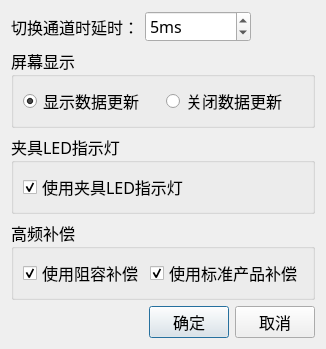
First picture: the form in MulitChannalBox/clsMultiChannelSettings.ui, repository caicaiking/WKEFactoryView2014, before the edit.
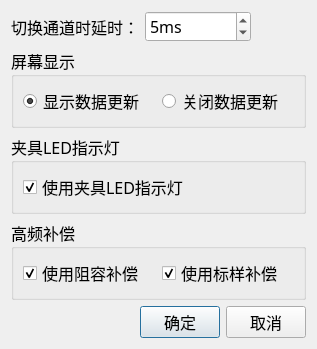
Second picture: the form after the edit.

What changed in the file:
```diff
--- a/MulitChannalBox/clsMultiChannelSettings.ui
+++ b/MulitChannalBox/clsMultiChannelSettings.ui
@@ -200,7 +200,7 @@
          </font>
         </property>
         <property name="text">
-         <string>使用标准产品补偿</string>
+         <string>使用标样补偿</string>
         </property>
         <property name="checked">
          <bool>true</bool>
```
